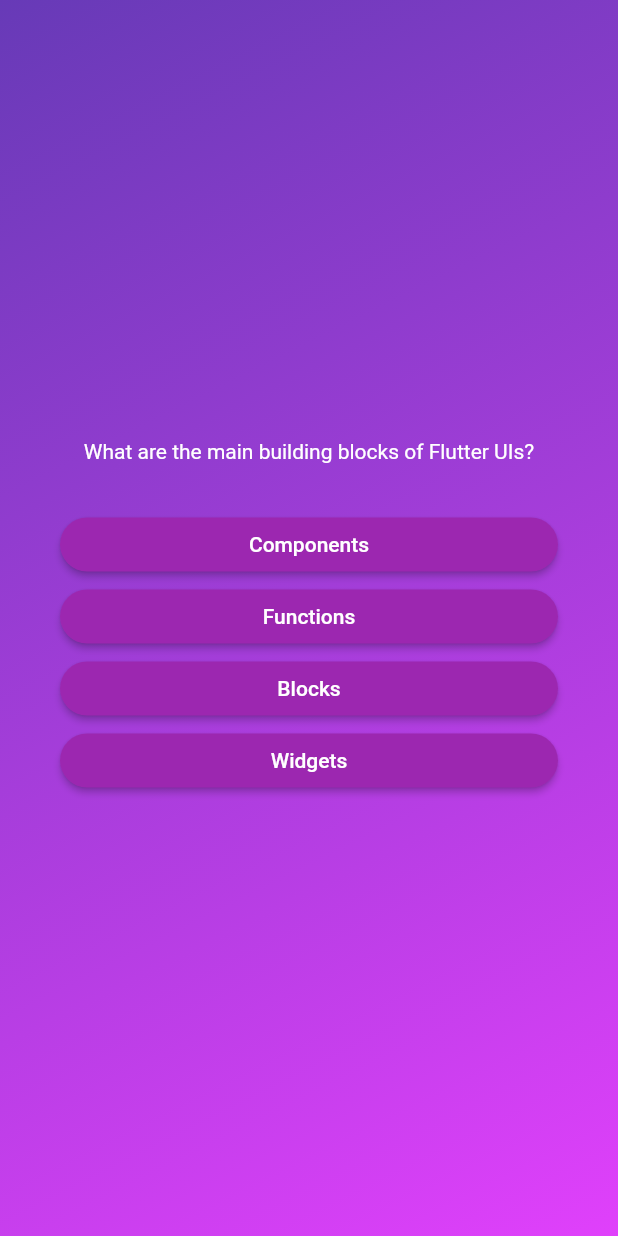
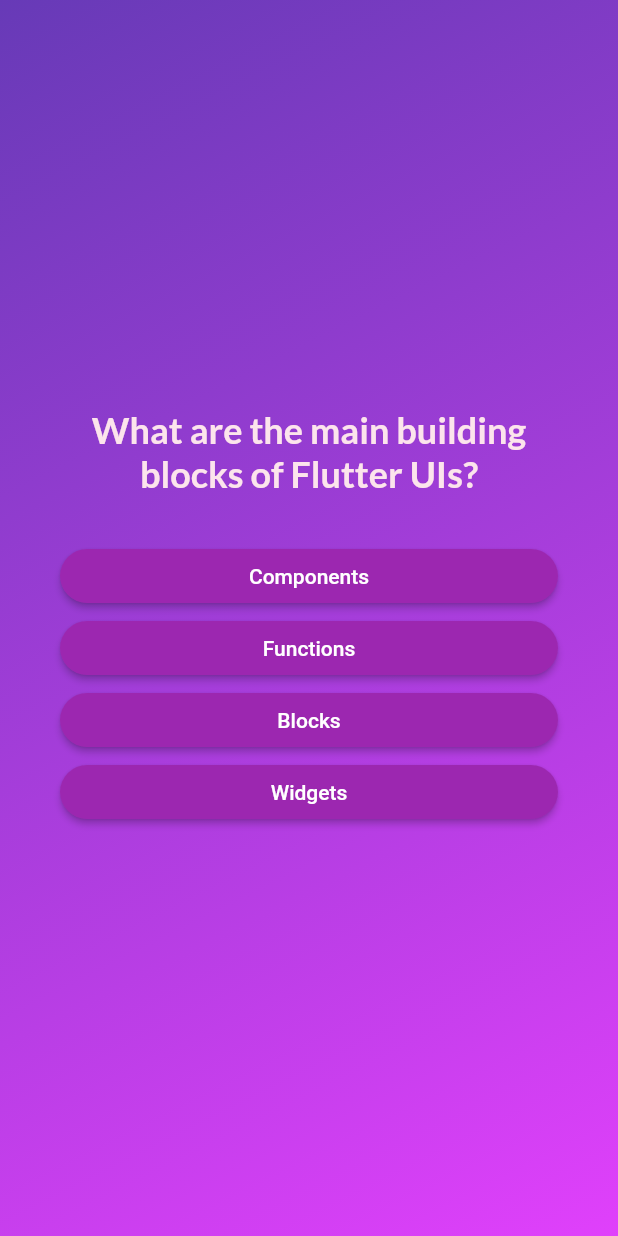
Before and after one commit to C4r50nC/flutter-quiz-app, a Flutter app: the screen it shows after launch, after a tap on "Start Quiz", on a phone screen of 412 x 824 dp. Run offline on Flutter 3.47's test engine with Material 2 defaults, Android fonts, the phone set to English and light mode, and no system bars; our stand-ins replace google_fonts.

Commit message:
feat: add GoogleFont Lato for question and center answer text

```diff
--- a/lib/answer_button.dart
+++ b/lib/answer_button.dart
@@ -21,7 +21,10 @@ class AnswerButton extends StatelessWidget {
           borderRadius: BorderRadius.circular(40),
         ),
       ),
-      child: Text(answerText),
+      child: Text(
+        answerText,
+        textAlign: TextAlign.center,
+      ),
     );
   }
 }
--- a/lib/questions_screen.dart
+++ b/lib/questions_screen.dart
@@ -1,4 +1,5 @@
 import 'package:flutter/material.dart';
+import 'package:google_fonts/google_fonts.dart';
 
 import 'package:adv_basics/answer_button.dart';
 import 'package:adv_basics/data/questions.dart';
@@ -35,7 +36,11 @@ class _QuestionScreenState extends State<QuestionsScreen> {
           children: [
             Text(
               currentQuestion.text,
-              style: const TextStyle(color: Colors.white),
+              style: GoogleFonts.lato(
+                color: Colors.pink[50],
+                fontSize: 24,
+                fontWeight: FontWeight.bold,
+              ),
               textAlign: TextAlign.center,
             ),
             const SizedBox(height: 30),
--- a/lib/start_screen.dart
+++ b/lib/start_screen.dart
@@ -1,4 +1,5 @@
 import 'package:flutter/material.dart';
+import 'package:google_fonts/google_fonts.dart';
 
 class StartScreen extends StatelessWidget {
   const StartScreen(this.startQuiz, {super.key});
@@ -19,9 +20,9 @@ class StartScreen extends StatelessWidget {
           const Padding(
             padding: EdgeInsets.only(top: 80),
           ),
-          const Text(
+          Text(
             'Learn Flutter the fun way!',
-            style: TextStyle(
+            style: GoogleFonts.lato(
               color: Colors.white,
               fontSize: 20,
             ),
--- a/pubspec.yaml
+++ b/pubspec.yaml
@@ -34,6 +34,7 @@ dependencies:
   # The following adds the Cupertino Icons font to your application.
   # Use with the CupertinoIcons class for iOS style icons.
   cupertino_icons: ^1.0.2
+  google_fonts: ^5.1.0
 
 dev_dependencies:
   flutter_test:
```
Also changed, not shown: pubspec.lock, 1 other file.
